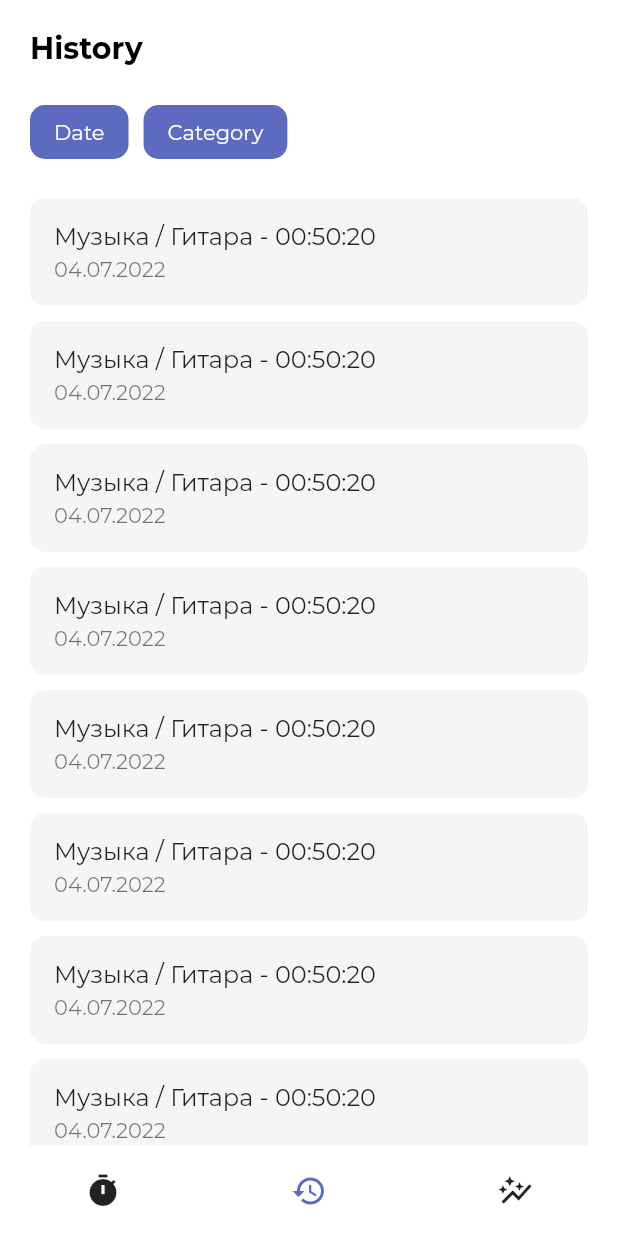
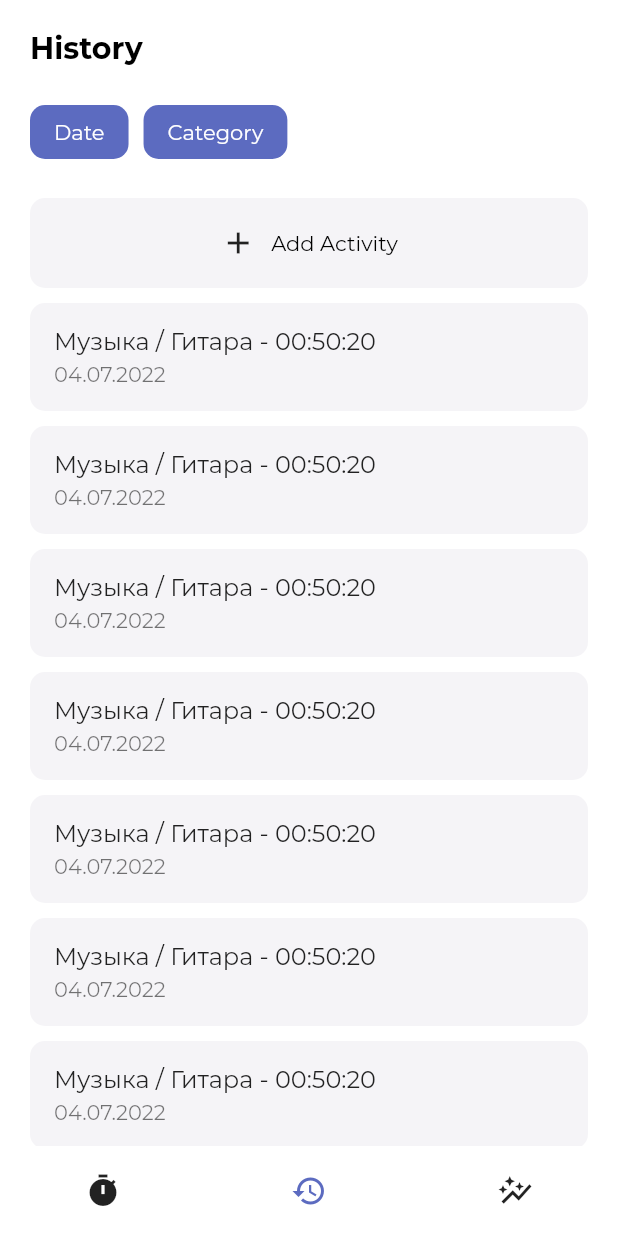
Before and after one commit to ekinsdrow/time_tracker, a Flutter app: the screen it shows once a user with an empty profile is signed in, item 2 of the bottom bar chosen, on a phone screen of 412 x 824 dp. Run offline on Flutter 3.47's test engine with Material 2 defaults, Android fonts, the phone set to English and light mode, and no system bars; our stand-ins replace auto_route, bloc, cloud_firestore, firebase_auth, firebase_core, flutter_bloc and 1 more; accounts and stored records are empty; generated files the repository leaves out were written again; network calls fail; project files that could hold a hidden picture were left out.

Commit message:
Add page

```diff
--- a/lib/features/app/router/router.dart
+++ b/lib/features/app/router/router.dart
@@ -1,5 +1,6 @@
 import 'package:auto_route/auto_route.dart';
 import 'package:flutter/material.dart';
+import 'package:time_tracker/features/add_activity/widgets/add_activity_page.dart';
 import 'package:time_tracker/features/add_category/widgets/add_category_page.dart';
 import 'package:time_tracker/features/category_filter/widgets/category_filter_page.dart';
 import 'package:time_tracker/features/init/widgets/initial_page.dart';
@@ -57,6 +58,9 @@ part 'router.gr.dart';
     AutoRoute(
       name: 'CategoryFilterRoute',
       page: CategoryFilterPage,
+    ),  AutoRoute(
+      name: 'AddActivityRoute',
+      page: AddActivityPage,
     ),
   ],
 )
--- a/lib/features/main/features/history/widgets/history_page.dart
+++ b/lib/features/main/features/history/widgets/history_page.dart
@@ -149,7 +149,47 @@ class _HistoryList extends StatelessWidget {
 
   @override
   Widget build(BuildContext context) {
-    return ListView.separated(
+    return Column(
+      children: [
+        Material(
+          color: Theme.of(context).hintColor,
+          borderRadius: BorderRadius.circular(
+            Constants.smallPadding,
+          ),
+          child: InkWell(
+            borderRadius: BorderRadius.circular(
+              Constants.smallPadding,
+            ),
+            onTap: () {
+              context.router.push(
+                const AddActivityRoute(),
+              );
+            },
+            child: Container(
+              padding: const EdgeInsets.all(10),
+              height: 60,
+              child: Row(
+                mainAxisAlignment: MainAxisAlignment.center,
+                children: const [
+                  Icon(
+                    Icons.add,
+                  ),
+                  SizedBox(
+                    width: Constants.smallPadding,
+                  ),
+                  Text(
+                    'Add Activity',
+                  )
+                ],
+              ),
+            ),
+          ),
+        ),
+        const SizedBox(
+          height: Constants.smallPadding,
+        ),
+        Expanded(
+          child: ListView.separated(
             physics: const BouncingScrollPhysics(),
             itemBuilder: (context, index) => Container(
               decoration: BoxDecoration(
@@ -171,6 +211,9 @@ class _HistoryList extends StatelessWidget {
               height: Constants.smallPadding,
             ),
             itemCount: 100,
+          ),
+        ),
+      ],
     );
   }
 }
--- a/lib/features/main/features/tracker/widgets/tracker_page.dart
+++ b/lib/features/main/features/tracker/widgets/tracker_page.dart
@@ -39,6 +39,19 @@ class _Header extends StatelessWidget {
           'Time Tracker',
           style: Theme.of(context).textTheme.headline1,
         ),
+        Row(
+          children: [
+            IconButton(
+              onPressed: () {
+                context.router.push(
+                  const AddActivityRoute(),
+                );
+              },
+              splashRadius: 20,
+              icon: const Icon(
+                Icons.add,
+              ),
+            ),
             IconButton(
               onPressed: () {
                 context.router.push(
@@ -47,6 +60,8 @@ class _Header extends StatelessWidget {
               },
               splashRadius: 20,
               icon: const Icon(Icons.settings),
+            ),
+          ],
         ),
       ],
     );
```
Also changed, not shown: lib/features/add_activity/widgets/add_activity_page.dart (added, +14 -0 lines), lib/features/app/router/router.gr.dart. Lines whose indentation alone changed are shown as unchanged.
